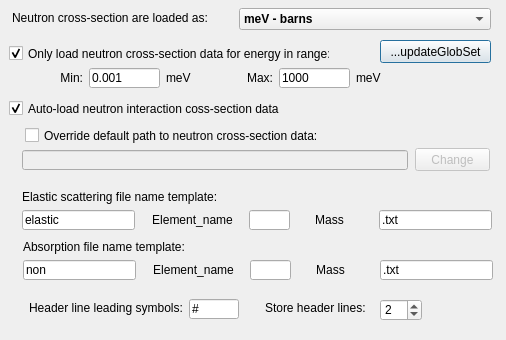
andrmor/ANTS2, file src/gui/amatparticleconfigurator.ui: the form before one commit.
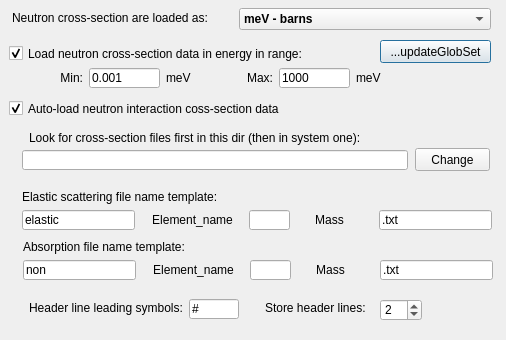
The form after the commit.

Commit message: change autosearch: first in custom, then in system

Diff of the .ui file:
```diff
--- a/src/gui/amatparticleconfigurator.ui
+++ b/src/gui/amatparticleconfigurator.ui
@@ -62,7 +62,7 @@
     </rect>
    </property>
    <property name="text">
-    <string>Only load neutron cross-section data for energy in range:</string>
+    <string>Load neutron cross-section data in energy in range:</string>
    </property>
    <property name="checked">
     <bool>true</bool>
@@ -211,7 +211,7 @@
    </widget>
    <widget class="QLineEdit" name="leCustomDataDir">
     <property name="enabled">
-     <bool>false</bool>
+     <bool>true</bool>
     </property>
     <property name="geometry">
      <rect>
@@ -221,13 +221,16 @@
       <height>20</height>
      </rect>
     </property>
+    <property name="toolTip">
+     <string>If you download your own cross-section files, put them in this directory. Then they will be save during update of ANTS2</string>
+    </property>
     <property name="readOnly">
-     <bool>true</bool>
+     <bool>false</bool>
     </property>
    </widget>
    <widget class="QPushButton" name="pbChangeDir">
     <property name="enabled">
-     <bool>false</bool>
+     <bool>true</bool>
     </property>
     <property name="geometry">
      <rect>
@@ -390,17 +393,17 @@
      <number>2</number>
     </property>
    </widget>
-   <widget class="QCheckBox" name="cbCrossSectionDirOverriden">
+   <widget class="QLabel" name="label">
     <property name="geometry">
      <rect>
-      <x>16</x>
-      <y>7</y>
-      <width>381</width>
-      <height>17</height>
+      <x>20</x>
+      <y>10</y>
+      <width>361</width>
+      <height>16</height>
      </rect>
     </property>
     <property name="text">
-     <string>Override default path to neutron cross-section data:</string>
+     <string>Look for cross-section files first in this dir (then in system one):</string>
     </property>
    </widget>
   </widget>
```
Left out of the diff: 48 changed lines with no effect on the pictures. The commit also changes 3 other files.
